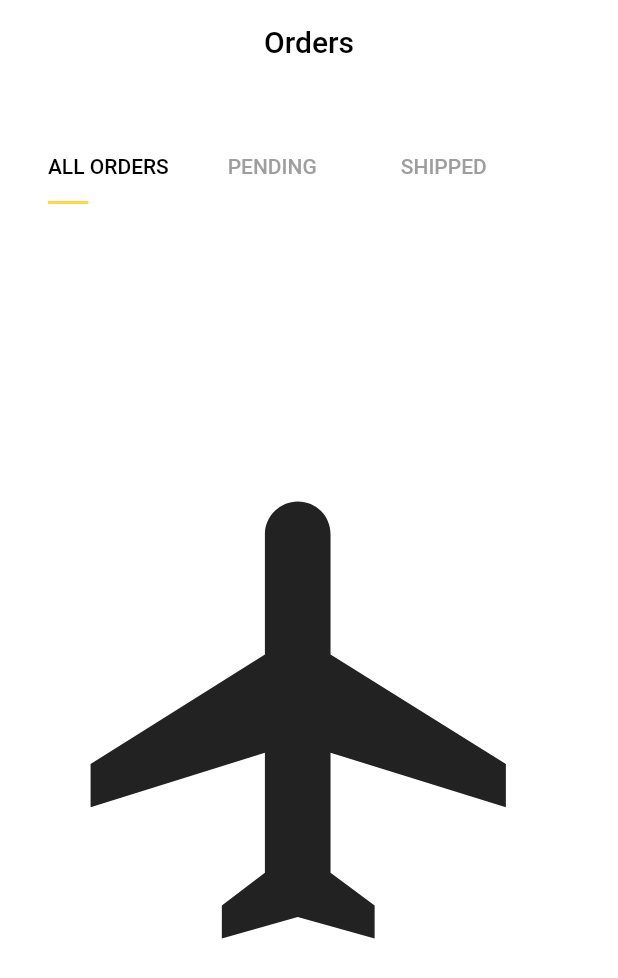
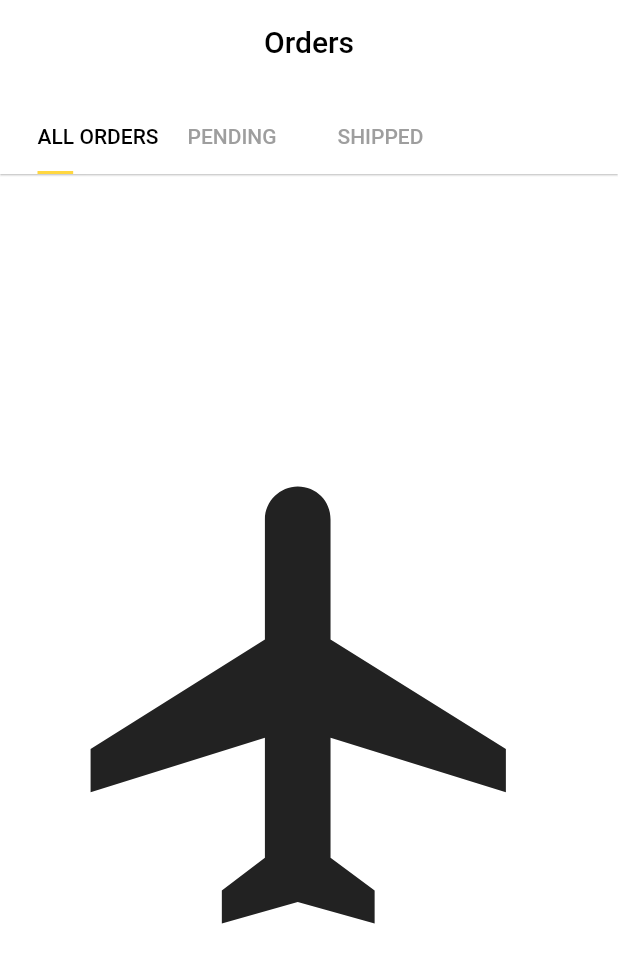
Before and after one commit to fcolakovic2/meelz, a Flutter app: the screen it shows after launch, on a phone screen of 412 x 824 dp. Shown: the top 978 px of the screen. Run offline on Flutter 3.47's test engine with Material 2 defaults, Android fonts, the phone set to English and light mode, and no system bars.

Commit message:
usavrsavanje slidera

```diff
--- a/lib/utils/style/styles.dart
+++ b/lib/utils/style/styles.dart
@@ -1,6 +1,6 @@
 import 'package:flutter/material.dart';
 
-TextStyle AppBarText = TextStyle(
+TextStyle appBarText = TextStyle(
   fontSize: 26,
   fontWeight: FontWeight.w500,
   fontFamily: "Averta",
--- a/lib/view/orders_screen/pages/orders_screen.dart
+++ b/lib/view/orders_screen/pages/orders_screen.dart
@@ -9,7 +9,6 @@ class OrdersScreen extends StatefulWidget {
 class _OrdersScreenState extends State<OrdersScreen> {
   @override
   void initState() {
-    // TODO: implement initState
     super.initState();
   }
 
@@ -20,10 +19,10 @@ class _OrdersScreenState extends State<OrdersScreen> {
       child: Scaffold(
         appBar: AppBar(
           centerTitle: true,
-          elevation: 0.0,
+          elevation: 0.5,
           backgroundColor: Colors.white,
           bottom: PreferredSize(
-            preferredSize: const Size.fromHeight(80.0),
+            preferredSize: const Size.fromHeight(60.0),
             child: TapBarCustom(),
           ),
           title: Text(
--- a/lib/view/orders_screen/widgets/tapbar_custom.dart
+++ b/lib/view/orders_screen/widgets/tapbar_custom.dart
@@ -9,7 +9,6 @@ class TapBarCustom extends StatefulWidget {
 class _TapBarCustomState extends State<TapBarCustom> {
   @override
   void initState() {
-    // TODO: implement initState
     super.initState();
   }
 
@@ -18,10 +17,11 @@ class _TapBarCustomState extends State<TapBarCustom> {
     return Align(
       alignment: Alignment.centerLeft,
       child: Padding(
-        padding: const EdgeInsets.only(left: 15.0, right: 15.0),
+        padding: const EdgeInsets.only(left: 25.0, right: 25.0),
         child: Container(
           width: MediaQuery.of(context).size.width / 1.2,
           child: TabBar(
+            isScrollable: true,
             onTap: (value) {
               setState(() {
                 indexPage = value;
@@ -33,28 +33,38 @@ class _TapBarCustomState extends State<TapBarCustom> {
                 color: Colors.amberAccent,
               ),
               insets: EdgeInsets.only(
-                right: MediaQuery.of(context).size.width * 0.13,
+                // left: ,
+                right: MediaQuery.of(context).size.width * 0.185,
               ),
             ),
             labelPadding: EdgeInsets.symmetric(vertical: 15.0),
-            indicatorSize: TabBarIndicatorSize.label,
+            // indicatorSize: TabBarIndicatorSize.label,
             tabs: [
-              Text(
+              Container(
+                width: 100,
+                child: Text(
                   "ALL ORDERS",
                   style: TextStyle(
                     color: indexPage == 0 ? Colors.black : Colors.grey,
                   ),
                 ),
-              Text(
+              ),
+              Container(
+                width: 100,
+                child: Text(
                   "PENDING   ",
                   style: TextStyle(
                     color: indexPage == 1 ? Colors.black : Colors.grey,
                   ),
                 ),
-              Text(
+              ),
+              Container(
+                width: 100,
+                child: Text(
                   "SHIPPED   ",
                   style: TextStyle(
                     color: indexPage == 2 ? Colors.black : Colors.grey,
+                  ),
                 ),
               ),
             ],
```
Lines whose indentation alone changed are shown as unchanged.
